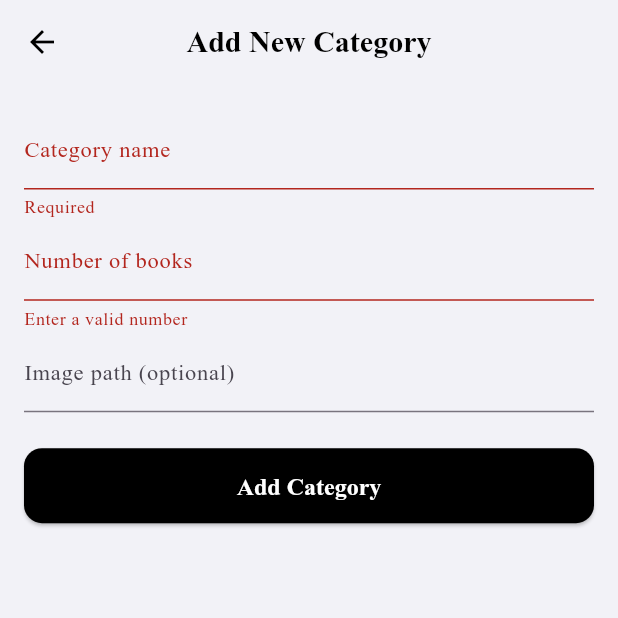
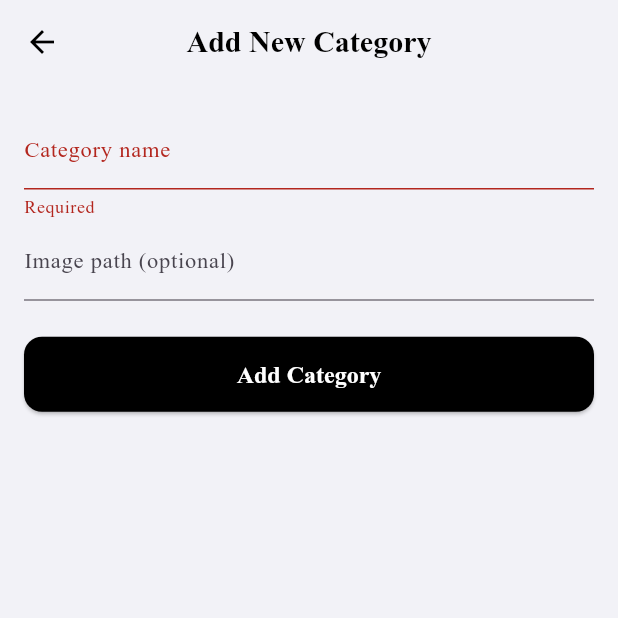
Before and after one commit to Emanuela3009/library_app, a Flutter app: the CategoryFormPage screen opened directly, after a tap on "Add Category", on a phone screen of 412 x 824 dp, the top half of it. Run offline on Flutter 3.47's test engine with Material 3 defaults, Android fonts, the phone set to English and light mode, and no system bars.

Commit message:
Merge branch 'main' of https://github.com/Emanuela3009/library_app

```diff
--- a/lib/models/category.dart
+++ b/lib/models/category.dart
@@ -1,7 +1,15 @@
+import 'book.dart';
+
 class Category {
   final String name;
-  final int bookCount;
   final String imagePath;
+  final List<Book> books;
 
-  Category({required this.name, required this.bookCount, required this.imagePath});
+  Category({
+    required this.name,
+    required this.imagePath,
+    this.books = const [],
+  });
+
+  int get bookCount => books.length;
 }
--- a/lib/screens/category_form_page.dart
+++ b/lib/screens/category_form_page.dart
@@ -11,7 +11,6 @@ class CategoryFormPage extends StatefulWidget {
 class _CategoryFormPageState extends State<CategoryFormPage> {
   final _formKey = GlobalKey<FormState>();
   String _name = '';
-  int _bookCount = 0;
   String _imagePath = '';
 
   @override
@@ -31,20 +30,6 @@ class _CategoryFormPageState extends State<CategoryFormPage> {
                 onSaved: (value) => _name = value!,
               ),
               TextFormField(
-                decoration:
-                    const InputDecoration(labelText: 'Number of books'),
-                keyboardType: TextInputType.number,
-                validator: (value) {
-                  final number = int.tryParse(value ?? '');
-                  if (number == null || number < 0) {
-                    return 'Enter a valid number';
-                  }
-                  return null;
-                },
-                onSaved: (value) =>
-                    _bookCount = int.tryParse(value ?? '0') ?? 0,
-              ),
-              TextFormField(
                 decoration: const InputDecoration(
                   labelText: 'Image path (optional)',
                   hintText: 'e.g. assets/category/fantasy.jpg',
@@ -59,10 +44,10 @@ class _CategoryFormPageState extends State<CategoryFormPage> {
 
                     final newCategory = Category(
                       name: _name,
-                      bookCount: _bookCount,
                       imagePath: _imagePath.isNotEmpty
                           ? _imagePath
                           : 'assets/category/default.jpg',
+                      books: [], // ✅ inizia con lista vuota
                     );
 
                     Navigator.pop(context, newCategory);
```
Also changed, not shown: lib/services/category_service.dart (added, +41 -0 lines).
